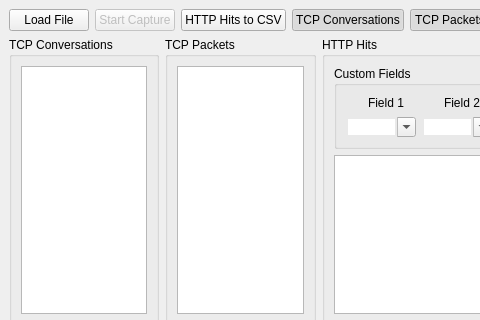
Qt form httppp/gui/httpppmainwindow.ui (g76r/httppp) before a commit; both pictures show x 0 to 480 and y 0 to 320 of the 757 by 564 pixel window.
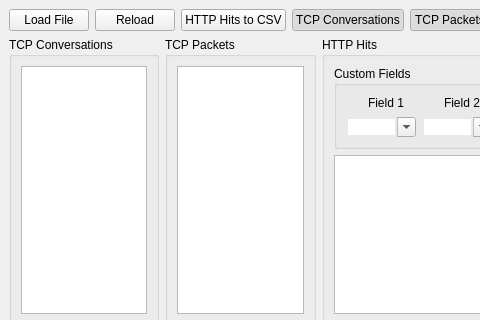
The same form after that commit. Icons and pictures are not drawn. Custom widgets are drawn as their Qt base class.

Commit message: gui: added reload button

What changed in the file:
```diff
--- a/httppp/gui/httpppmainwindow.ui
+++ b/httppp/gui/httpppmainwindow.ui
@@ -33,12 +33,9 @@
         </widget>
        </item>
        <item>
-        <widget class="QPushButton" name="pushCapture">
-         <property name="enabled">
-          <bool>false</bool>
-         </property>
+        <widget class="QPushButton" name="pushReload">
          <property name="text">
-          <string>Start Capture</string>
+          <string>Reload</string>
          </property>
         </widget>
        </item>
```
Left out of the diff: 33 changed lines with no effect on the pictures. The commit also changes 2 other files.
